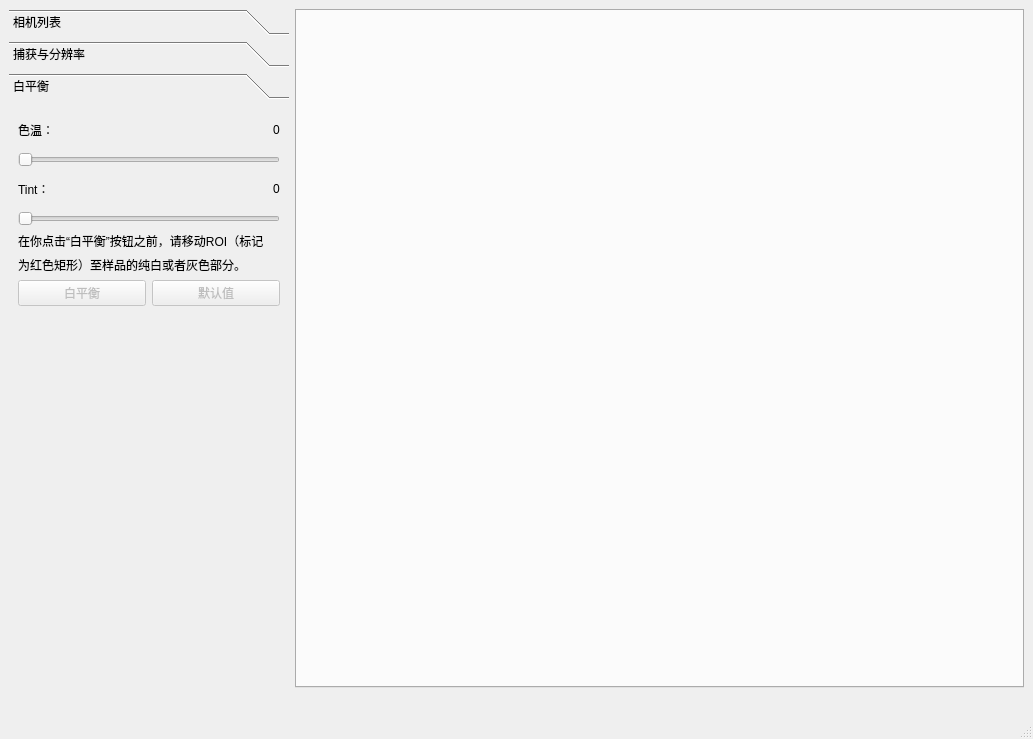
Before: the Qt Designer form mainwindow.ui in WenHao-L/ControlView, drawn with Qt 5.
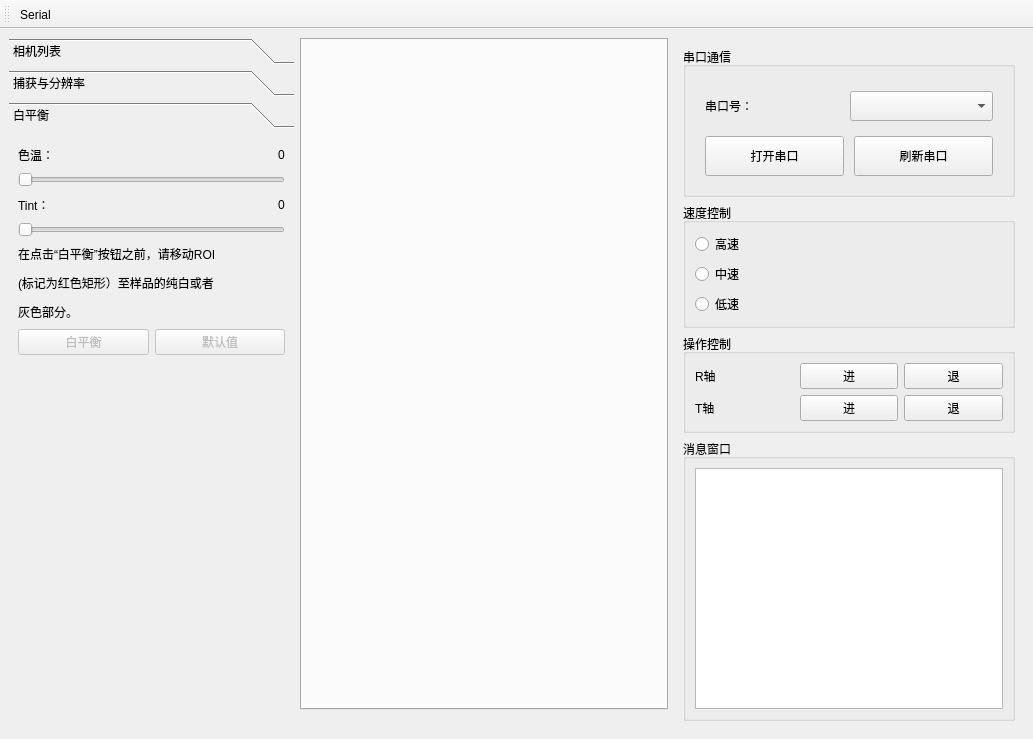
After: the same form once the commit is applied. The open tabs and pages were chosen to show the change. Icons and pictures are not drawn.

Commit message: 添加登录界面、微控制器界面

```diff
--- a/mainwindow.ui
+++ b/mainwindow.ui
@@ -23,7 +23,7 @@
    <set>Qt::ImhNone</set>
   </property>
   <widget class="QWidget" name="centralwidget">
-   <layout class="QHBoxLayout" name="horizontalLayout">
+   <layout class="QHBoxLayout" name="horizontalLayout" stretch="0,1,0">
     <item>
      <widget class="QToolBox" name="toolBox">
       <property name="enabled">
@@ -31,13 +31,13 @@
       </property>
       <property name="minimumSize">
        <size>
-        <width>280</width>
+        <width>285</width>
         <height>0</height>
        </size>
       </property>
       <property name="maximumSize">
        <size>
-        <width>280</width>
+        <width>285</width>
         <height>16777215</height>
        </size>
       </property>
@@ -427,29 +427,26 @@
         <rect>
          <x>0</x>
          <y>0</y>
-         <width>280</width>
-         <height>210</height>
+         <width>285</width>
+         <height>230</height>
         </rect>
        </property>
        <property name="minimumSize">
         <size>
-         <width>280</width>
+         <width>285</width>
          <height>210</height>
         </size>
        </property>
        <property name="maximumSize">
         <size>
-         <width>280</width>
-         <height>210</height>
+         <width>285</width>
+         <height>230</height>
         </size>
        </property>
        <attribute name="label">
         <string>白平衡</string>
        </attribute>
-       <layout class="QVBoxLayout" name="verticalLayout_2" stretch="1,1,1,1,0,0,1">
-        <property name="spacing">
-         <number>6</number>
-        </property>
+       <layout class="QVBoxLayout" name="verticalLayout_2">
         <item>
          <layout class="QHBoxLayout" name="temperatureLayout">
           <item>
@@ -483,6 +480,9 @@
         </item>
         <item>
          <widget class="QSlider" name="temperatureSlider">
+          <property name="enabled">
+           <bool>false</bool>
+          </property>
           <property name="orientation">
            <enum>Qt::Horizontal</enum>
           </property>
@@ -521,6 +521,9 @@
         </item>
         <item>
          <widget class="QSlider" name="tintSlider">
+          <property name="enabled">
+           <bool>false</bool>
+          </property>
           <property name="orientation">
            <enum>Qt::Horizontal</enum>
           </property>
@@ -529,14 +532,21 @@
         <item>
          <widget class="QLabel" name="wbRemindLabel1">
           <property name="text">
-           <string>在你点击“白平衡”按钮之前，请移动ROI（标记</string>
+           <string>在点击“白平衡”按钮之前，请移动ROI</string>
           </property>
          </widget>
         </item>
         <item>
          <widget class="QLabel" name="wbRemindLabel2">
           <property name="text">
-           <string>为红色矩形）至样品的纯白或者灰色部分。</string>
+           <string>(标记为红色矩形）至样品的纯白或者</string>
+          </property>
+         </widget>
+        </item>
+        <item>
+         <widget class="QLabel" name="wbRemindLabel3">
+          <property name="text">
+           <string>灰色部分。</string>
           </property>
          </widget>
         </item>
@@ -589,19 +599,290 @@
       </item>
      </layout>
     </item>
+    <item>
+     <widget class="QWidget" name="serialWidget" native="true">
+      <property name="minimumSize">
+       <size>
+        <width>350</width>
+        <height>0</height>
+       </size>
+      </property>
+      <property name="maximumSize">
+       <size>
+        <width>350</width>
+        <height>16777215</height>
+       </size>
+      </property>
+      <layout class="QVBoxLayout" name="verticalLayout_7">
+       <item>
+        <widget class="QGroupBox" name="serialGroupBox">
+         <property name="minimumSize">
+          <size>
+           <width>0</width>
+           <height>150</height>
+          </size>
+         </property>
+         <property name="maximumSize">
+          <size>
+           <width>16777215</width>
+           <height>150</height>
+          </size>
+         </property>
+         <property name="title">
+          <string>串口通信</string>
+         </property>
+         <layout class="QVBoxLayout" name="verticalLayout_4">
+          <item>
+           <layout class="QVBoxLayout" name="serialLayout" stretch="0,0">
+            <property name="spacing">
+             <number>10</number>
+            </property>
+            <property name="sizeConstraint">
+             <enum>QLayout::SetDefaultConstraint</enum>
+            </property>
+            <property name="leftMargin">
+             <number>10</number>
+            </property>
+            <property name="topMargin">
+             <number>10</number>
+            </property>
+            <property name="rightMargin">
+             <number>10</number>
+            </property>
+            <property name="bottomMargin">
+             <number>10</number>
+            </property>
+            <item>
+             <layout class="QHBoxLayout" name="portLayout">
+              <item>
+               <widget class="QLabel" name="portLabel">
+                <property name="minimumSize">
+                 <size>
+                  <width>135</width>
+                  <height>40</height>
+                 </size>
+                </property>
+                <property name="maximumSize">
+                 <size>
+                  <width>135</width>
+                  <height>40</height>
+                 </size>
+                </property>
+                <property name="text">
+                 <string>串口号：</string>
+                </property>
+                <property name="alignment">
+                 <set>Qt::AlignLeading|Qt::AlignLeft|Qt::AlignVCenter</set>
+                </property>
+               </widget>
+              </item>
+              <item>
+               <widget class="QComboBox" name="portBox">
+                <property name="minimumSize">
+                 <size>
+                  <width>0</width>
+                  <height>30</height>
+                 </size>
+                </property>
+                <property name="maximumSize">
+                 <size>
+                  <width>16777215</width>
+                  <height>30</height>
+                 </size>
+                </property>
+               </widget>
+              </item>
+             </layout>
+            </item>
+            <item>
+             <layout class="QHBoxLayout" name="serialbtnLayout">
+              <item>
+               <widget class="QPushButton" name="openSerialButton">
+                <property name="sizePolicy">
+                 <sizepolicy hsizetype="Minimum" vsizetype="Fixed">
+                  <horstretch>0</horstretch>
+                  <verstretch>0</verstretch>
+                 </sizepolicy>
+                </property>
+                <property name="minimumSize">
+                 <size>
+                  <width>0</width>
+                  <height>40</height>
+                 </size>
+                </property>
+                <property name="maximumSize">
+                 <size>
+                  <width>16777215</width>
+                  <height>40</height>
+                 </size>
+                </property>
+                <property name="text">
+                 <string>打开串口</string>
+                </property>
+               </widget>
+              </item>
+              <item>
+               <widget class="QPushButton" name="refreshPortButton">
+                <property name="sizePolicy">
+                 <sizepolicy hsizetype="Minimum" vsizetype="Fixed">
+                  <horstretch>0</horstretch>
+                  <verstretch>0</verstretch>
+                 </sizepolicy>
+                </property>
+                <property name="minimumSize">
+                 <size>
+                  <width>0</width>
+                  <height>40</height>
+                 </size>
+                </property>
+                <property name="maximumSize">
+                 <size>
+                  <width>16777215</width>
+                  <height>40</height>
+                 </size>
+                </property>
+                <property name="text">
+                 <string>刷新串口</string>
+                </property>
+               </widget>
+              </item>
+             </layout>
+            </item>
+           </layout>
+          </item>
+         </layout>
+        </widget>
+       </item>
+       <item>
+        <widget class="QGroupBox" name="speedGroupBox">
+         <property name="title">
+          <string>速度控制</string>
+         </property>
+         <layout class="QVBoxLayout" name="verticalLayout_5">
+          <item>
+           <widget class="QRadioButton" name="highSpeedRadioButton">
+            <property name="text">
+             <string>高速</string>
+            </property>
+           </widget>
+          </item>
+          <item>
+           <widget class="QRadioButton" name="mediumSpeedRadioButton">
+            <property name="text">
+             <string>中速</string>
+            </property>
+           </widget>
+          </item>
+          <item>
+           <widget class="QRadioButton" name="lowSpeedRadioButton">
+            <property name="text">
+             <string>低速</string>
+            </property>
+           </widget>
+          </item>
+         </layout>
+        </widget>
+       </item>
+       <item>
+        <widget class="QGroupBox" name="groupBox">
+         <property name="title">
+          <string>操作控制</string>
+         </property>
+         <layout class="QVBoxLayout" name="verticalLayout_6">
+          <item>
+           <layout class="QHBoxLayout" name="rAxisLayout">
+            <item>
+             <widget class="QLabel" name="rAxisLabel">
+              <property name="text">
+               <string>R轴</string>
+              </property>
+             </widget>
+            </item>
+            <item>
+             <widget class="QPushButton" name="rAxisForwardButton">
+              <property name="text">
+               <string>进</string>
+              </property>
+             </widget>
+            </item>
+            <item>
+             <widget class="QPushButton" name="rAxisBackwardButton">
+              <property name="text">
+               <string>退</string>
+              </property>
+             </widget>
+            </item>
+           </layout>
+          </item>
+          <item>
+           <layout class="QHBoxLayout" name="tAxisLayout">
+            <item>
+             <widget class="QLabel" name="tAxisLabel">
+              <property name="text">
+               <string>T轴</string>
+              </property>
+             </widget>
+            </item>
+            <item>
+             <widget class="QPushButton" name="tAxisForwardButton">
+              <property name="text">
+               <string>进</string>
+              </property>
+             </widget>
+            </item>
+            <item>
+             <widget class="QPushButton" name="tAxisBackwardButton">
+              <property name="text">
+               <string>退</string>
+              </property>
+             </widget>
+            </item>
+           </layout>
+          </item>
+         </layout>
+        </widget>
+       </item>
+       <item>
+        <widget class="QGroupBox" name="messageGroupBox">
+         <property name="title">
+          <string>消息窗口</string>
+         </property>
+         <layout class="QVBoxLayout" name="verticalLayout_8">
+          <item>
+           <widget class="QTextEdit" name="serialMessageEdit"/>
+          </item>
+         </layout>
+        </widget>
+       </item>
+      </layout>
+     </widget>
+    </item>
    </layout>
   </widget>
-  <widget class="QMenuBar" name="menubar">
-   <property name="geometry">
-    <rect>
-     <x>0</x>
-     <y>0</y>
-     <width>1033</width>
-     <height>23</height>
-    </rect>
+  <widget class="QToolBar" name="toolBar">
+   <property name="windowTitle">
+    <string>toolBar</string>
    </property>
+   <attribute name="toolBarArea">
+    <enum>TopToolBarArea</enum>
+   </attribute>
+   <attribute name="toolBarBreak">
+    <bool>false</bool>
+   </attribute>
+   <addaction name="actionSerial"/>
   </widget>
-  <widget class="QStatusBar" name="statusbar"/>
+  <action name="actionSerial">
+   <property name="checkable">
+    <bool>true</bool>
+   </property>
+   <property name="icon">
+    <iconset resource="resource/resource.qrc">
+     <normaloff>:/images/images/control.png</normaloff>:/images/images/control.png</iconset>
+   </property>
+   <property name="text">
+    <string>Serial</string>
+   </property>
+  </action>
  </widget>
  <resources/>
  <connections/>
```
Left out of the diff: 18 changed lines with no effect on the pictures. The commit also changes 229 other files.
